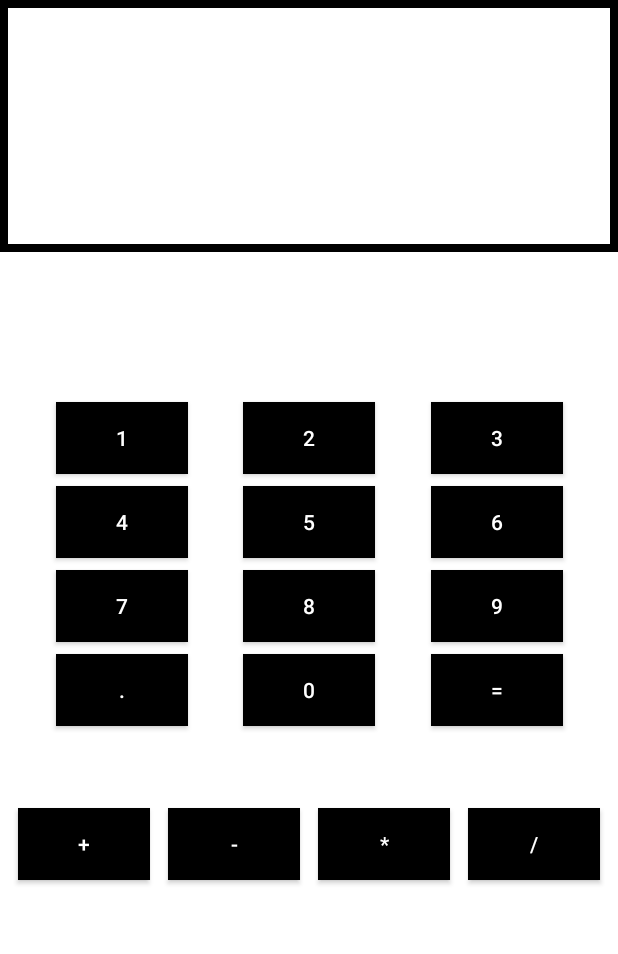
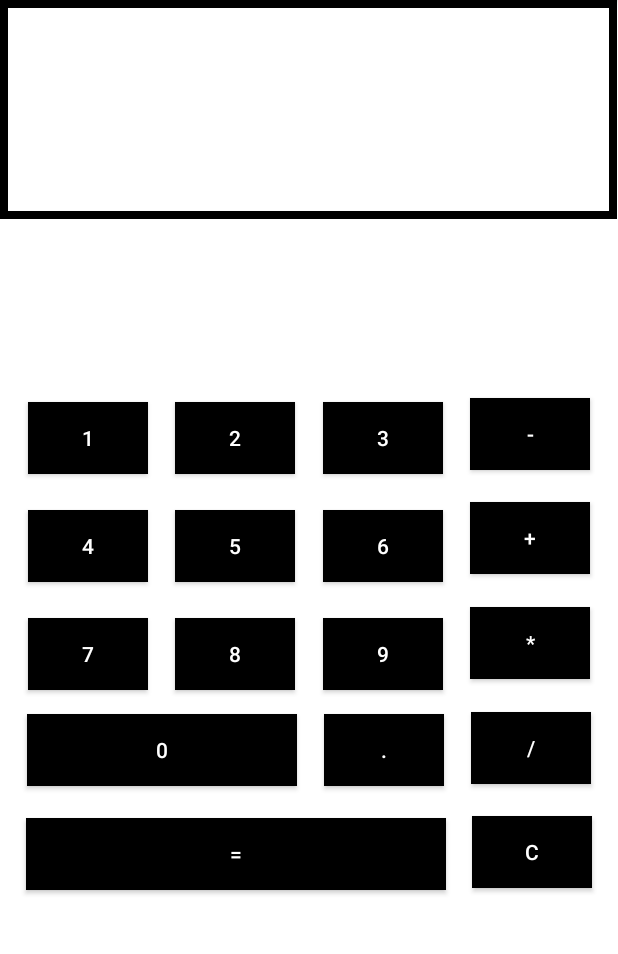
Before and after one commit to dasosis/BoringCalc, an Android app: the screen it shows after launch (MainActivity), on a phone screen of 412 x 824 dp, the part 84-1038 px from its top. Run offline under Robolectric (Android 15) with nearby library versions, the phone set to English and light mode, and no system bars.

Commit message:
New Layout for this shitty piece of shit app.

```diff
--- a/app/src/main/java/com/example/boringcalc/MainActivity.java
+++ b/app/src/main/java/com/example/boringcalc/MainActivity.java
@@ -35,7 +35,7 @@ public class MainActivity extends AppCompatActivity {
         buttonSub = (Button) findViewById(R.id.button14);
         buttonMul = (Button) findViewById(R.id.button15);
         buttonDivision = (Button) findViewById(R.id.button16);
-        //buttonC = (Button) findViewById(R.id.buttonC);
+        buttonC = (Button) findViewById(R.id.button18);
         buttonEqual = (Button) findViewById(R.id.button11);
         value_text = (EditText) findViewById(R.id.textbox);
 
--- a/app/src/main/res/layout/activity_main.xml
+++ b/app/src/main/res/layout/activity_main.xml
@@ -9,223 +9,250 @@
 
     <EditText
         android:id="@+id/textbox"
-        android:layout_width="match_parent"
-        android:layout_height="match_parent"
-        android:layout_marginBottom="600dp"
+        android:layout_width="411dp"
+        android:layout_height="146dp"
         android:background="@drawable/back"
         android:fontFamily="sans-serif-condensed"
         android:gravity="center"
         android:textAlignment="center"
         android:textColor="#000000"
         android:textSize="34sp"
-        app:layout_constraintBottom_toBottomOf="parent"
-        app:layout_constraintEnd_toEndOf="parent"
-        app:layout_constraintStart_toStartOf="parent"
-        app:layout_constraintTop_toTopOf="parent" />
+        tools:layout_editor_absoluteX="0dp"
+        tools:layout_editor_absoluteY="-2dp" />
 
     <androidx.appcompat.widget.AppCompatButton
         android:id="@+id/button"
-        android:layout_width="wrap_content"
+        android:layout_width="80dp"
         android:layout_height="wrap_content"
-        android:layout_marginTop="100dp"
+        android:layout_marginTop="114dp"
+        android:layout_marginBottom="8dp"
         android:background="@android:color/black"
         android:text="@string/button1"
         android:textColor="@android:color/white"
+        app:layout_constraintBottom_toTopOf="@+id/button4"
         app:layout_constraintEnd_toStartOf="@+id/button2"
         app:layout_constraintStart_toStartOf="parent"
         app:layout_constraintTop_toBottomOf="@+id/textbox" />
 
     <androidx.appcompat.widget.AppCompatButton
+        android:id="@+id/button6"
+        android:layout_width="80dp"
+        android:layout_height="wrap_content"
+        android:layout_marginTop="8dp"
+        android:layout_marginBottom="8dp"
+        android:background="@android:color/black"
+        android:text="@string/button6"
+        android:textColor="@android:color/white"
+        app:layout_constraintBottom_toTopOf="@+id/button9"
+        app:layout_constraintEnd_toStartOf="@+id/button13"
+        app:layout_constraintStart_toEndOf="@+id/button5"
+        app:layout_constraintTop_toBottomOf="@+id/button3" />
+
+    <androidx.appcompat.widget.AppCompatButton
+        android:id="@+id/button4"
+        android:layout_width="80dp"
+        android:layout_height="wrap_content"
+        android:layout_marginTop="8dp"
+        android:layout_marginBottom="8dp"
+        android:background="@android:color/black"
+        android:text="@string/button4"
+        android:textColor="@android:color/white"
+        app:layout_constraintBottom_toTopOf="@+id/button7"
+        app:layout_constraintEnd_toStartOf="@+id/button5"
+        app:layout_constraintStart_toStartOf="parent"
+        app:layout_constraintTop_toBottomOf="@+id/button" />
+
+    <androidx.appcompat.widget.AppCompatButton
+        android:id="@+id/button11"
+        android:layout_width="280dp"
+        android:layout_height="wrap_content"
+        android:layout_marginTop="16dp"
+        android:layout_marginBottom="170dp"
+        android:background="@android:color/black"
+        android:text="@string/button_eq"
+        android:textColor="@android:color/white"
+        app:layout_constraintBottom_toBottomOf="parent"
+        app:layout_constraintEnd_toStartOf="@+id/button18"
+        app:layout_constraintStart_toStartOf="parent"
+        app:layout_constraintTop_toBottomOf="@+id/button12" />
+
+    <androidx.appcompat.widget.AppCompatButton
+        android:id="@+id/button14"
+        android:layout_width="80dp"
+        android:layout_height="wrap_content"
+        android:layout_marginTop="113dp"
+        android:background="@android:color/black"
+        android:text="@string/button_min"
+        android:textColor="@android:color/white"
+        app:layout_constraintBottom_toTopOf="@+id/button13"
+        app:layout_constraintEnd_toEndOf="parent"
+        app:layout_constraintStart_toEndOf="@+id/button3"
+        app:layout_constraintTop_toBottomOf="@+id/textbox" />
+
+    <androidx.appcompat.widget.AppCompatButton
+        android:id="@+id/button16"
+        android:layout_width="80dp"
+        android:layout_height="wrap_content"
+        android:layout_marginTop="16dp"
+        android:background="@android:color/black"
+        android:text="@string/button_div"
+        android:textColor="@android:color/white"
+        app:layout_constraintBottom_toTopOf="@+id/button18"
+        app:layout_constraintEnd_toEndOf="parent"
+        app:layout_constraintStart_toEndOf="@+id/button10"
+        app:layout_constraintTop_toBottomOf="@+id/button15" />
+
+    <androidx.appcompat.widget.AppCompatButton
+        android:id="@+id/button15"
+        android:layout_width="80dp"
+        android:layout_height="wrap_content"
+        android:layout_marginTop="16dp"
+        android:background="@android:color/black"
+        android:text="@string/button_mul"
+        android:textColor="@android:color/white"
+        app:layout_constraintBottom_toTopOf="@+id/button16"
+        app:layout_constraintEnd_toEndOf="parent"
+        app:layout_constraintStart_toEndOf="@+id/button9"
+        app:layout_constraintTop_toBottomOf="@+id/button13" />
+
+    <androidx.appcompat.widget.AppCompatButton
+        android:id="@+id/button13"
+        android:layout_width="80dp"
+        android:layout_height="wrap_content"
+        android:layout_marginTop="16dp"
+        android:background="@android:color/black"
+        android:text="@string/button_plus"
+        android:textColor="@android:color/white"
+        app:layout_constraintBottom_toTopOf="@+id/button15"
+        app:layout_constraintEnd_toEndOf="parent"
+        app:layout_constraintStart_toEndOf="@+id/button6"
+        app:layout_constraintTop_toBottomOf="@+id/button14" />
+
+    <androidx.appcompat.widget.AppCompatButton
+        android:id="@+id/button18"
+        android:layout_width="80dp"
+        android:layout_height="wrap_content"
+        android:layout_marginTop="16dp"
+        android:layout_marginBottom="170dp"
+        android:background="@android:color/black"
+        android:text="@string/button_clr"
+        android:textColor="@android:color/white"
+        app:layout_constraintBottom_toBottomOf="parent"
+        app:layout_constraintEnd_toEndOf="parent"
+        app:layout_constraintStart_toEndOf="@+id/button11"
+        app:layout_constraintTop_toBottomOf="@+id/button16" />
+
+    <androidx.appcompat.widget.AppCompatButton
+        android:id="@+id/button7"
+        android:layout_width="80dp"
+        android:layout_height="wrap_content"
+        android:layout_marginTop="8dp"
+        android:layout_marginBottom="300dp"
+        android:background="@android:color/black"
+        android:text="@string/button7"
+        android:textColor="@android:color/white"
+        app:layout_constraintBottom_toBottomOf="parent"
+        app:layout_constraintEnd_toStartOf="@+id/button8"
+        app:layout_constraintStart_toStartOf="parent"
+        app:layout_constraintTop_toBottomOf="@+id/button4" />
+
+    <androidx.appcompat.widget.AppCompatButton
         android:id="@+id/button2"
-        android:layout_width="wrap_content"
+        android:layout_width="80dp"
         android:layout_height="wrap_content"
-        android:layout_marginTop="100dp"
+        android:layout_marginTop="114dp"
+        android:layout_marginBottom="8dp"
         android:background="@android:color/black"
         android:text="@string/button2"
         android:textColor="@android:color/white"
+        app:layout_constraintBottom_toTopOf="@+id/button5"
         app:layout_constraintEnd_toStartOf="@+id/button3"
         app:layout_constraintStart_toEndOf="@+id/button"
         app:layout_constraintTop_toBottomOf="@+id/textbox" />
 
     <androidx.appcompat.widget.AppCompatButton
         android:id="@+id/button3"
-        android:layout_width="wrap_content"
+        android:layout_width="80dp"
         android:layout_height="wrap_content"
-        android:layout_marginTop="100dp"
+        android:layout_marginTop="114dp"
+        android:layout_marginBottom="8dp"
         android:background="@android:color/black"
         android:text="@string/button3"
         android:textColor="@android:color/white"
-        app:layout_constraintEnd_toEndOf="parent"
+        app:layout_constraintBottom_toTopOf="@+id/button6"
+        app:layout_constraintEnd_toStartOf="@+id/button14"
         app:layout_constraintStart_toEndOf="@+id/button2"
         app:layout_constraintTop_toBottomOf="@+id/textbox" />
 
     <androidx.appcompat.widget.AppCompatButton
-        android:id="@+id/button4"
-        android:layout_width="wrap_content"
+        android:id="@+id/button9"
+        android:layout_width="80dp"
         android:layout_height="wrap_content"
         android:layout_marginTop="8dp"
+        android:layout_marginBottom="300dp"
         android:background="@android:color/black"
-        android:text="@string/button4"
+        android:text="@string/button9"
         android:textColor="@android:color/white"
-        app:layout_constraintEnd_toStartOf="@+id/button5"
+        app:layout_constraintBottom_toBottomOf="parent"
+        app:layout_constraintEnd_toStartOf="@+id/button15"
+        app:layout_constraintStart_toEndOf="@+id/button8"
+        app:layout_constraintTop_toBottomOf="@+id/button6" />
+
+    <androidx.appcompat.widget.AppCompatButton
+        android:id="@+id/button8"
+        android:layout_width="80dp"
+        android:layout_height="wrap_content"
+        android:layout_marginTop="8dp"
+        android:layout_marginBottom="300dp"
+        android:background="@android:color/black"
+        android:text="@string/button8"
+        android:textColor="@android:color/white"
+        app:layout_constraintBottom_toBottomOf="parent"
+        app:layout_constraintEnd_toStartOf="@+id/button9"
+        app:layout_constraintStart_toEndOf="@+id/button7"
+        app:layout_constraintTop_toBottomOf="@+id/button5" />
+
+    <androidx.appcompat.widget.AppCompatButton
+        android:id="@+id/button12"
+        android:layout_width="180dp"
+        android:layout_height="wrap_content"
+        android:layout_marginTop="16dp"
+        android:background="@android:color/black"
+        android:text="@string/button0"
+        android:textColor="@android:color/white"
+        app:layout_constraintBottom_toBottomOf="parent"
+        app:layout_constraintEnd_toStartOf="@+id/button10"
+        app:layout_constraintHorizontal_bias="0.485"
         app:layout_constraintStart_toStartOf="parent"
-        app:layout_constraintTop_toBottomOf="@+id/button" />
+        app:layout_constraintTop_toBottomOf="@+id/button8"
+        app:layout_constraintVertical_bias="0.0" />
 
     <androidx.appcompat.widget.AppCompatButton
         android:id="@+id/button5"
-        android:layout_width="wrap_content"
+        android:layout_width="80dp"
         android:layout_height="wrap_content"
         android:layout_marginTop="8dp"
+        android:layout_marginBottom="8dp"
         android:background="@android:color/black"
         android:text="@string/button5"
         android:textColor="@android:color/white"
+        app:layout_constraintBottom_toTopOf="@+id/button8"
         app:layout_constraintEnd_toStartOf="@+id/button6"
         app:layout_constraintStart_toEndOf="@+id/button4"
         app:layout_constraintTop_toBottomOf="@+id/button2" />
 
     <androidx.appcompat.widget.AppCompatButton
-        android:id="@+id/button6"
-        android:layout_width="wrap_content"
+        android:id="@+id/button10"
+        android:layout_width="80dp"
         android:layout_height="wrap_content"
-        android:layout_marginTop="8dp"
-        android:background="@android:color/black"
-        android:text="@string/button6"
-        android:textColor="@android:color/white"
-        app:layout_constraintEnd_toEndOf="parent"
-        app:layout_constraintStart_toEndOf="@+id/button5"
-        app:layout_constraintTop_toBottomOf="@+id/button3" />
-
-    <androidx.appcompat.widget.AppCompatButton
-        android:id="@+id/button7"
-        android:layout_width="wrap_content"
-        android:layout_height="wrap_content"
-        android:layout_marginTop="8dp"
-        android:background="@android:color/black"
-        android:text="@string/button7"
-        android:textColor="@android:color/white"
-        app:layout_constraintEnd_toStartOf="@+id/button8"
-        app:layout_constraintStart_toStartOf="parent"
-        app:layout_constraintTop_toBottomOf="@+id/button4" />
-
-    <androidx.appcompat.widget.AppCompatButton
-        android:id="@+id/button8"
-        android:layout_width="wrap_content"
-        android:layout_height="wrap_content"
-        android:layout_marginTop="8dp"
-        android:background="@android:color/black"
-        android:text="@string/button8"
-        android:textColor="@android:color/white"
-        app:layout_constraintEnd_toStartOf="@+id/button9"
-        app:layout_constraintStart_toEndOf="@+id/button7"
-        app:layout_constraintTop_toBottomOf="@+id/button5" />
-
-    <androidx.appcompat.widget.AppCompatButton
-        android:id="@+id/button9"
-        android:layout_width="wrap_content"
-        android:layout_height="wrap_content"
-        android:layout_marginTop="8dp"
-        android:background="@android:color/black"
-        android:text="@string/button9"
-        android:textColor="@android:color/white"
-        app:layout_constraintEnd_toEndOf="parent"
-        app:layout_constraintStart_toEndOf="@+id/button8"
-        app:layout_constraintTop_toBottomOf="@+id/button6" />
-
-    <androidx.appcompat.widget.AppCompatButton
-        android:id="@+id/button10"
-        android:layout_width="wrap_content"
-        android:layout_height="wrap_content"
-        android:layout_marginTop="8dp"
+        android:layout_marginTop="16dp"
         android:background="@android:color/black"
         android:text="@string/button_dec"
         android:textColor="@android:color/white"
         app:layout_constraintBottom_toBottomOf="parent"
-        app:layout_constraintEnd_toStartOf="@+id/button12"
-        app:layout_constraintStart_toStartOf="parent"
-        app:layout_constraintTop_toBottomOf="@+id/button7"
-        app:layout_constraintVertical_bias="0.0" />
-
-    <androidx.appcompat.widget.AppCompatButton
-        android:id="@+id/button11"
-        android:layout_width="wrap_content"
-        android:layout_height="wrap_content"
-        android:layout_marginTop="8dp"
-        android:background="@android:color/black"
-        android:text="@string/button_eq"
-        android:textColor="@android:color/white"
-        app:layout_constraintBottom_toBottomOf="parent"
-        app:layout_constraintEnd_toEndOf="parent"
+        app:layout_constraintEnd_toStartOf="@+id/button16"
         app:layout_constraintStart_toEndOf="@+id/button12"
         app:layout_constraintTop_toBottomOf="@+id/button9"
         app:layout_constraintVertical_bias="0.0" />
 
-    <androidx.appcompat.widget.AppCompatButton
-        android:id="@+id/button12"
-        android:layout_width="wrap_content"
-        android:layout_height="wrap_content"
-        android:layout_marginTop="8dp"
-        android:background="@android:color/black"
-        android:text="@string/button0"
-        android:textColor="@android:color/white"
-        app:layout_constraintBottom_toBottomOf="parent"
-        app:layout_constraintEnd_toStartOf="@+id/button11"
-        app:layout_constraintStart_toEndOf="@+id/button10"
-        app:layout_constraintTop_toBottomOf="@+id/button8"
-        app:layout_constraintVertical_bias="0.0" />
-
-    <androidx.appcompat.widget.AppCompatButton
-        android:id="@+id/button13"
-        android:layout_width="wrap_content"
-        android:layout_height="wrap_content"
-        android:layout_marginTop="21dp"
-        android:layout_marginBottom="148dp"
-        android:background="@android:color/black"
-        android:text="@string/button_plus"
-        android:textColor="@android:color/white"
-        app:layout_constraintBottom_toBottomOf="parent"
-        app:layout_constraintEnd_toStartOf="@+id/button14"
-        app:layout_constraintStart_toStartOf="parent"
-        app:layout_constraintTop_toBottomOf="@+id/button10" />
-
-    <androidx.appcompat.widget.AppCompatButton
-        android:id="@+id/button14"
-        android:layout_width="wrap_content"
-        android:layout_height="wrap_content"
-        android:layout_marginTop="21dp"
-        android:layout_marginBottom="148dp"
-        android:background="@android:color/black"
-        android:text="@string/button_min"
-        android:textColor="@android:color/white"
-        app:layout_constraintBottom_toBottomOf="parent"
-        app:layout_constraintEnd_toStartOf="@+id/button15"
-        app:layout_constraintStart_toEndOf="@+id/button13"
-        app:layout_constraintTop_toBottomOf="@+id/button10" />
-
-    <androidx.appcompat.widget.AppCompatButton
-        android:id="@+id/button15"
-        android:layout_width="wrap_content"
-        android:layout_height="wrap_content"
-        android:layout_marginTop="21dp"
-        android:layout_marginBottom="148dp"
-        android:background="@android:color/black"
-        android:text="@string/button_mul"
-        android:textColor="@android:color/white"
-        app:layout_constraintBottom_toBottomOf="parent"
-        app:layout_constraintEnd_toStartOf="@+id/button16"
-        app:layout_constraintStart_toEndOf="@+id/button14"
-        app:layout_constraintTop_toBottomOf="@+id/button11" />
-
-    <androidx.appcompat.widget.AppCompatButton
-        android:id="@+id/button16"
-        android:layout_width="wrap_content"
-        android:layout_height="wrap_content"
-        android:layout_marginTop="21dp"
-        android:layout_marginBottom="148dp"
-        android:background="@android:color/black"
-        android:text="@string/button_div"
-        android:textColor="@android:color/white"
-        app:layout_constraintBottom_toBottomOf="parent"
-        app:layout_constraintEnd_toEndOf="parent"
-        app:layout_constraintStart_toEndOf="@+id/button15"
-        app:layout_constraintTop_toBottomOf="@+id/button11" />
 </androidx.constraintlayout.widget.ConstraintLayout>
--- a/app/src/main/res/values/strings.xml
+++ b/app/src/main/res/values/strings.xml
@@ -16,4 +16,5 @@
     <string name="button_div">/</string>
     <string name="button_dec">.</string>
     <string name="button_eq">=</string>
+    <string name="button_clr">C</string>
 </resources>
```
